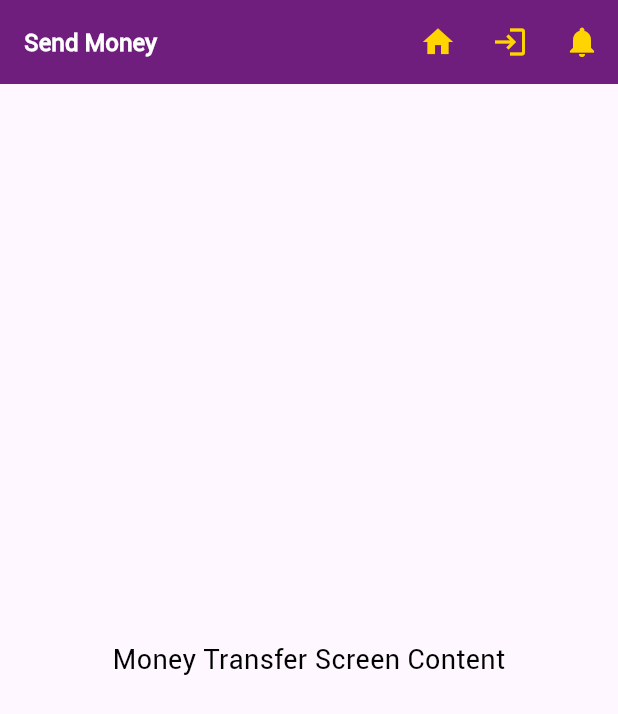
After one commit to araoofkhan/bank_application, a Flutter app: the screen it shows after launch, on a phone screen of 412 x 824 dp. The commit adds this screen. Shown: the top 714 px of the screen. Run offline on Flutter 3.47's test engine with Material 3 defaults, Android fonts, the phone set to English and light mode, and no system bars.

Commit message:
Merge remote-tracking branch 'origin/master'

```diff
--- /dev/null
+++ b/lib/MoneyTransferScreen.dart
@@ -0,0 +1,60 @@
+import 'package:bank_application/resources/colors.dart';
+import 'package:flutter/material.dart';
+
+class MoneyTransferScreen extends StatelessWidget {
+  const MoneyTransferScreen({super.key});
+
+  @override
+  Widget build(BuildContext context) {
+    return Scaffold(
+      appBar: AppBar(
+        backgroundColor: AppColors.primarycolor,
+        title: const Text(
+          "Send Money",
+          style: TextStyle(
+            color: Colors.white,
+            fontFamily: 'CustomFont',
+            fontSize: 16,
+            fontWeight: FontWeight.bold,
+          ),
+        ),
+        actions: [
+          IconButton(
+            icon: const Icon(Icons.home),
+            color: Color(0xFFFFD400),
+            onPressed: () {
+              // Handle home icon press
+              print('Home icon pressed');
+            },
+          ),
+          IconButton(
+            icon: const Icon(Icons.login),
+            color: Color(0xFFFFD400),
+            onPressed: () {
+              // Handle login icon press
+              print('Login icon pressed');
+            },
+          ),
+          IconButton(
+            icon: const Icon(Icons.notifications),
+            color: Color(0xFFFFD400),
+            onPressed: () {
+              // Handle notification icon press
+              print('Notification icon pressed');
+            },
+          ),
+        ],
+      ),
+      body: Center(
+        child: const Text(
+          'Money Transfer Screen Content',
+          style: TextStyle(
+            color: Colors.black,
+            fontFamily: 'CustomFont',
+            fontSize: 18,
+          ),
+        ),
+      ),
+    );
+  }
+}
--- a/lib/main.dart
+++ b/lib/main.dart
@@ -1,5 +1,6 @@
 import 'package:flutter/material.dart';
 import 'DashBoard_SCREEN.dart';
+import 'MoneyTransferScreen.dart';
 import 'resources/colors.dart'; // Import the colors.dart file
 
 void main() {
@@ -19,7 +20,7 @@ class MyApp extends StatelessWidget {
 
         useMaterial3: true,
       ),
-      home: const DashBoardScreen(), // Use the corrected class name
+      home: const MoneyTransferScreen(), // Use the corrected class name
     );
   }
 }
```
